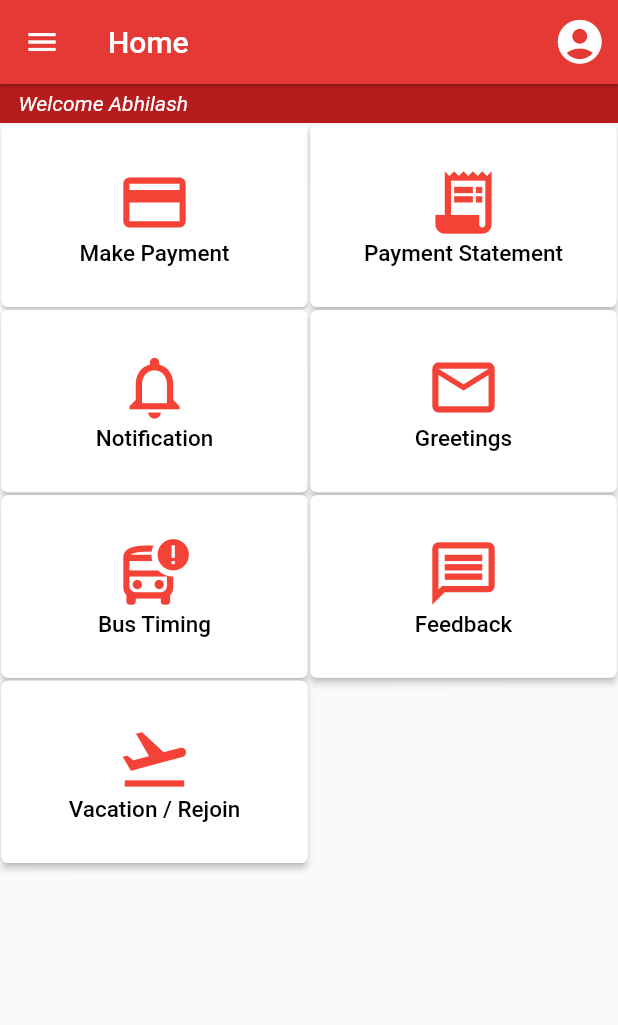
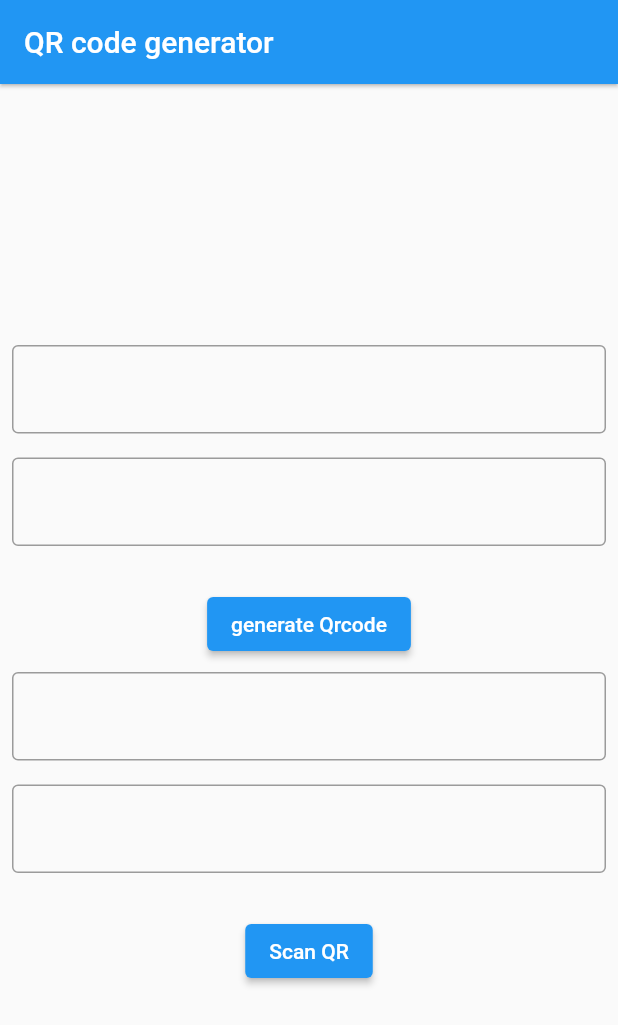
Before and after one commit to Shibili12/testproject, a Flutter app: the screen it shows after launch, on a phone screen of 412 x 824 dp. Shown: the top 1025 px of the screen. Run offline on Flutter 3.47's test engine with Material 3 defaults, Android fonts, the phone set to English and light mode, and no system bars; our stand-ins replace font_awesome_flutter, google_fonts, qr_flutter; missing offline and left inert: flutter_barcode_scanner, flutter_stripe, razorpay_flutter.

Commit message:
Qrcode generator and scan Qr code

```diff
--- a/lib/main.dart
+++ b/lib/main.dart
@@ -1,19 +1,23 @@
 import 'package:flutter/material.dart';
-import 'package:flutter_stripe/flutter_stripe.dart';
+
 import 'package:testproject/animation_example/animatedposition_example.dart';
 import 'package:testproject/animation_example/hero_animation_hompage.dart';
 import 'package:testproject/animation_example/staggered_animation_example.dart';
 import 'package:testproject/animation_example/using_package_example.dart';
-import 'package:testproject/payment%20App/HomePage.dart';
-import 'package:testproject/payment%20App/theme%20components/Palette.dart';
+import 'package:testproject/dashboard%20ui/widgets/gauges.dart';
+import 'package:testproject/dashboard%20ui/graphpage.dart';
+import 'package:testproject/imagepickandfit/imagescreen.dart';
+import 'package:testproject/dashboard%20ui/widgets/piediagram.dart';
+import 'package:testproject/qrcode/qrcode_generator.dart';
+
 import 'package:testproject/stripe_payment_integration/apikeys.dart';
 import 'package:testproject/stripe_payment_integration/payment_homescreen.dart';
 
 void main() async {
   WidgetsFlutterBinding.ensureInitialized();
-  Stripe.publishableKey =
-      "pk_test_51Op6GsSCjzujotMZt18DWUnXysZVNLnhp6EkQbPjVISxAkbDb7AwQOELiCSbbPXwmSKfGVrOK9B2KvCj6GkACF0c00xj39y7ct";
-  await Stripe.instance.applySettings();
+  // Stripe.publishableKey =
+  //     "pk_test_51Op6GsSCjzujotMZt18DWUnXysZVNLnhp6EkQbPjVISxAkbDb7AwQOELiCSbbPXwmSKfGVrOK9B2KvCj6GkACF0c00xj39y7ct";
+  // await Stripe.instance.applySettings();
   runApp(const MyApp());
 }
 
@@ -27,10 +31,10 @@ class MyApp extends StatelessWidget {
           useMaterial3: false,
           appBarTheme: const AppBarTheme(
               elevation: 1,
-              backgroundColor: Palette.ToDoRed,
+              // backgroundColor: Palette.ToDoRed,
               iconTheme: IconThemeData(color: Colors.white))),
       debugShowCheckedModeBanner: false,
-      home: HomeScreen(),
+      home: Qrcodegenerator(),
     );
   }
 }
--- /dev/null
+++ b/lib/qrcode/qrcode_generator.dart
@@ -0,0 +1,115 @@
+import 'dart:convert';
+
+import 'package:flutter/material.dart';
+import 'package:flutter/services.dart';
+import 'package:flutter_barcode_scanner/flutter_barcode_scanner.dart';
+
+import 'package:qr_flutter/qr_flutter.dart';
+
+class Qrcodegenerator extends StatefulWidget {
+  const Qrcodegenerator({super.key});
+
+  @override
+  State<Qrcodegenerator> createState() => _QrcodegeneratorState();
+}
+
+class _QrcodegeneratorState extends State<Qrcodegenerator> {
+  TextEditingController urlcontroller = TextEditingController();
+  TextEditingController urlcontroller2 = TextEditingController();
+  TextEditingController urlcontroller3 = TextEditingController();
+  TextEditingController urlcontroller4 = TextEditingController();
+
+  final List<String> _qrData = [];
+  bool ispressed = false;
+  @override
+  Widget build(BuildContext context) {
+    return Scaffold(
+      appBar: AppBar(
+        title: const Text("QR code generator"),
+      ),
+      body: Center(
+        child: Column(
+          mainAxisAlignment: MainAxisAlignment.center,
+          children: [
+            ispressed
+                ? QrImageView(
+                    data: _qrData.toString(),
+                    size: 100,
+                  )
+                : SizedBox(),
+            Padding(
+              padding: const EdgeInsets.all(8.0),
+              child: TextField(
+                controller: urlcontroller,
+                decoration: InputDecoration(border: OutlineInputBorder()),
+              ),
+            ),
+            Padding(
+              padding: const EdgeInsets.all(8.0),
+              child: TextField(
+                controller: urlcontroller2,
+                decoration: InputDecoration(border: OutlineInputBorder()),
+              ),
+            ),
+            SizedBox(
+              height: 20,
+            ),
+            ElevatedButton(
+                onPressed: () {
+                  if (urlcontroller.text.isNotEmpty &&
+                      urlcontroller2.text.isNotEmpty) {
+                    _qrData.clear();
+                    _qrData.addAll([urlcontroller.text, urlcontroller2.text]);
+                    setState(() {
+                      ispressed = true;
+                    });
+                  }
+                },
+                child: Text("generate Qrcode")),
+            Padding(
+              padding: const EdgeInsets.all(8.0),
+              child: TextField(
+                controller: urlcontroller3,
+                decoration: InputDecoration(border: OutlineInputBorder()),
+              ),
+            ),
+            Padding(
+              padding: const EdgeInsets.all(8.0),
+              child: TextField(
+                controller: urlcontroller4,
+                decoration: InputDecoration(border: OutlineInputBorder()),
+              ),
+            ),
+            SizedBox(
+              height: 20,
+            ),
+            ElevatedButton(
+                onPressed: () {
+                  scanQR();
+                },
+                child: Text("Scan QR")),
+          ],
+        ),
+      ),
+    );
+  }
+
+  Future<void> scanQR() async {
+    String barcodeScanRes;
+
+    barcodeScanRes = await FlutterBarcodeScanner.scanBarcode(
+        '#ff6666', 'Cancel', true, ScanMode.QR);
+    final qrdata =
+        barcodeScanRes.substring(1, barcodeScanRes.length - 1).split(', ');
+    print(barcodeScanRes.toString());
+    if (qrdata.length == 2) {
+      urlcontroller3.text = qrdata[0];
+      urlcontroller4.text = qrdata[1];
+    } else {
+      ScaffoldMessenger.of(context).showSnackBar(
+        const SnackBar(content: Text('Invalid QR code')),
+      );
+    }
+    print(barcodeScanRes);
+  }
+}
```
Also changed, not shown: pubspec.yaml (+10 -1 lines).
